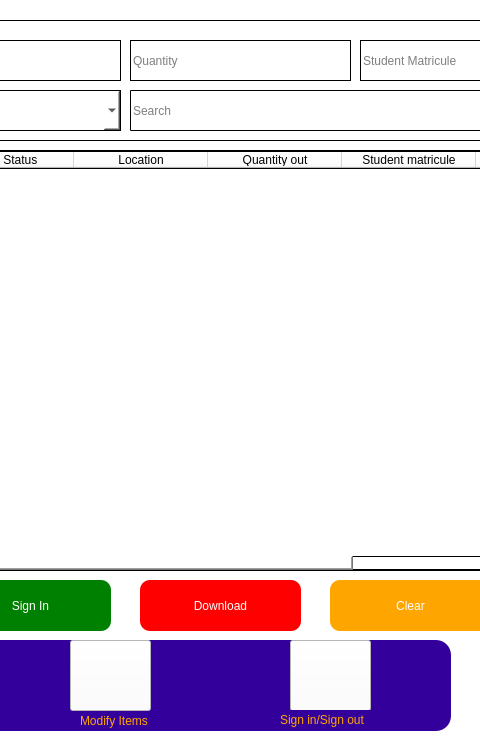
Maximus-Ay/ICT-U-School-Inventory-System-Using-PyQT5, file InventorySys.ui: the form before one commit; both pictures show x 390 to 870 and y 0 to 743 of the 1036 by 743 pixel window.
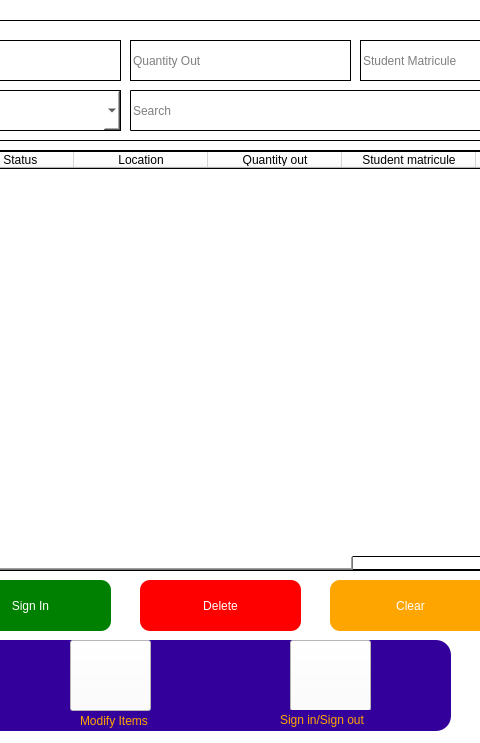
The form after the commit. The open tabs and pages were chosen to show the change. Icons and pictures are not drawn.

What changed in the file:
```diff
--- a/InventorySys.ui
+++ b/InventorySys.ui
@@ -829,7 +829,7 @@
        </rect>
       </property>
       <property name="placeholderText">
-       <string>Quantity</string>
+       <string>Quantity Out</string>
       </property>
      </widget>
      <widget class="QLineEdit" name="StudentMatricule">
@@ -931,7 +931,7 @@
 }</string>
      </property>
      <property name="text">
-      <string>Download</string>
+      <string>Delete</string>
      </property>
     </widget>
     <widget class="QPushButton" name="AddItemBtn_2">
```
Left out of the diff: 21 changed lines with no effect on the pictures.
